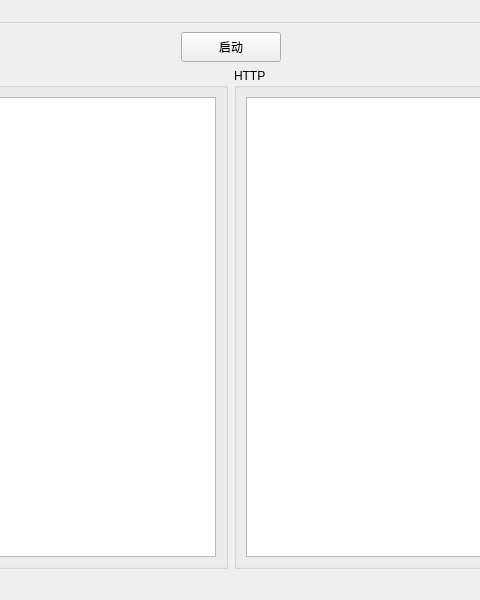
First picture: the form in ui/Launcher.ui, repository KR-Rabbit/LabelStudioLauncher, before the edit; both pictures show x 169 to 649 and y 0 to 600 of the 800 by 600 pixel window.
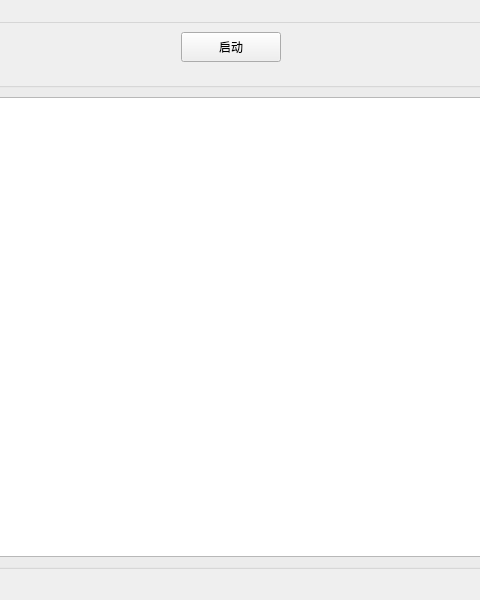
Second picture: the form after the edit. Icons and pictures are not drawn.

What changed in the file:
```diff
--- a/ui/Launcher.ui
+++ b/ui/Launcher.ui
@@ -101,40 +101,6 @@
         </layout>
        </widget>
       </item>
-      <item>
-       <widget class="QGroupBox" name="groupBox_http">
-        <property name="sizePolicy">
-         <sizepolicy hsizetype="MinimumExpanding" vsizetype="MinimumExpanding">
-          <horstretch>0</horstretch>
-          <verstretch>0</verstretch>
-         </sizepolicy>
-        </property>
-        <property name="minimumSize">
-         <size>
-          <width>360</width>
-          <height>400</height>
-         </size>
-        </property>
-        <property name="title">
-         <string>HTTP</string>
-        </property>
-        <layout class="QHBoxLayout" name="horizontalLayout_2">
-         <item>
-          <widget class="QTextBrowser" name="textBrowser_http">
-           <property name="sizePolicy">
-            <sizepolicy hsizetype="MinimumExpanding" vsizetype="MinimumExpanding">
-             <horstretch>0</horstretch>
-             <verstretch>0</verstretch>
-            </sizepolicy>
-           </property>
-           <property name="openExternalLinks">
-            <bool>true</bool>
-           </property>
-          </widget>
-         </item>
-        </layout>
-       </widget>
-      </item>
      </layout>
     </item>
    </layout>
```
